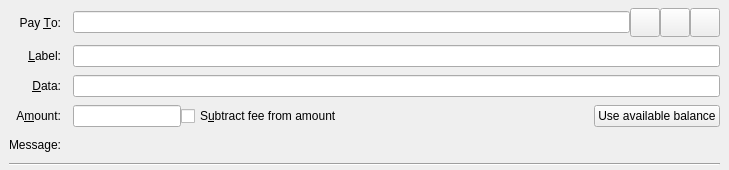
First picture: the form in src/qt/forms/sendcoinsentry.ui, repository snight1983/BTW, before the edit.
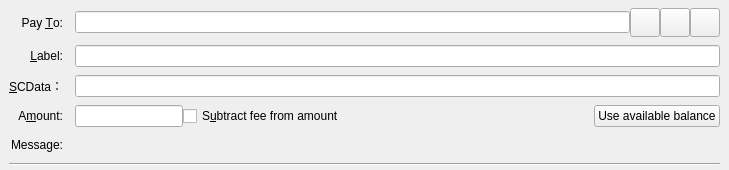
Second picture: the form after the edit. Icons and pictures are not drawn. Custom widgets are drawn as their Qt base class.

```diff
--- a/src/qt/forms/sendcoinsentry.ui
+++ b/src/qt/forms/sendcoinsentry.ui
@@ -152,7 +152,7 @@
     <item row="2" column="0">
        <widget class="QLabel" name="labellData">
          <property name="text">
-           <string>&amp;Data:</string>
+           <string>&amp;SCData：</string>
          </property>
          <property name="alignment">
            <set>Qt::AlignRight|Qt::AlignTrailing|Qt::AlignVCenter</set>
```
Left out of the diff: 3 changed lines with no effect on the pictures.
